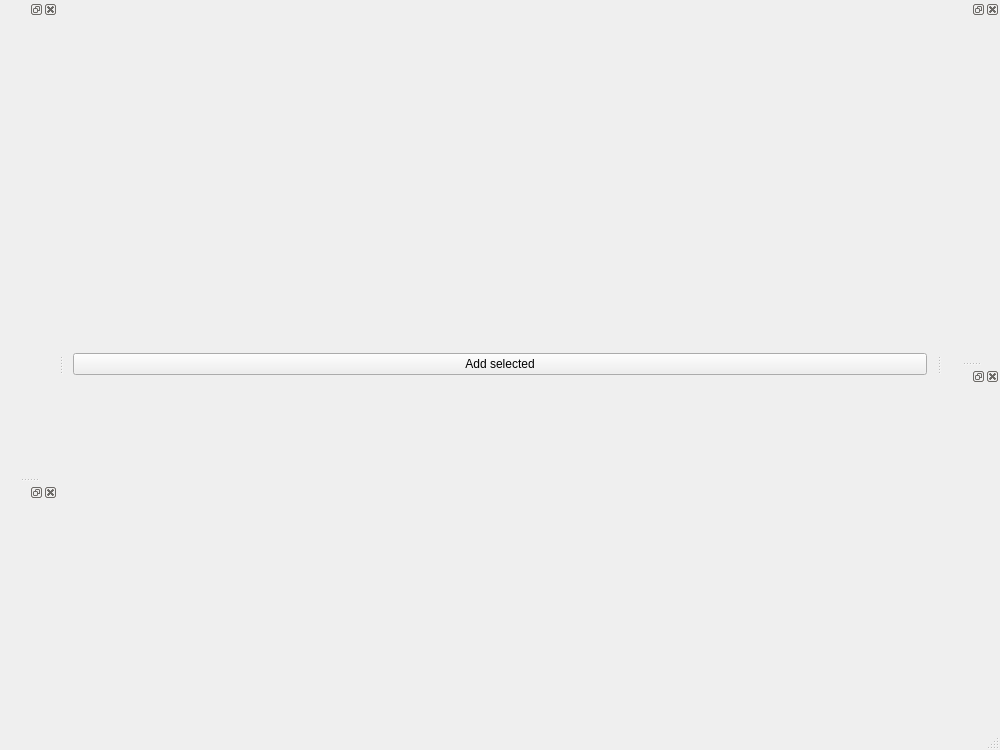
Qt form src/gui/desktop/ui/photos_add_dialog.ui (Kicer86/photobroom) before a commit.
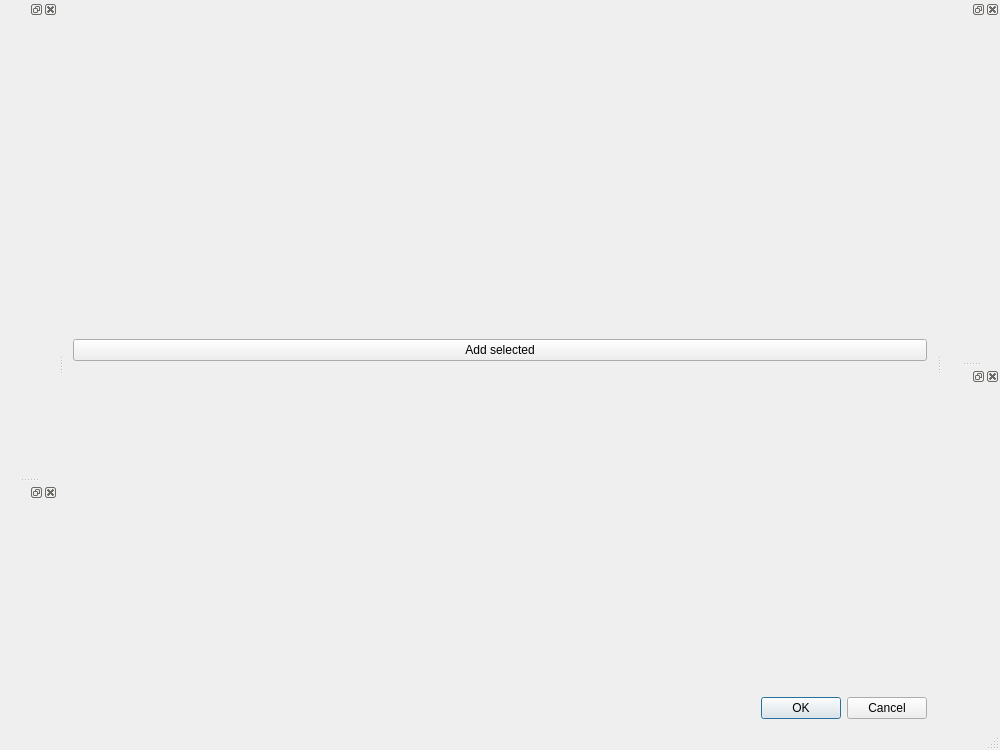
The same form after that commit.

Commit message: gui: ui: PhotosAddDialog: adding ok and cancel buttons

```diff
--- a/src/gui/desktop/ui/photos_add_dialog.ui
+++ b/src/gui/desktop/ui/photos_add_dialog.ui
@@ -29,7 +29,7 @@
       <property name="sizeHint" stdset="0">
        <size>
         <width>20</width>
-        <height>335</height>
+        <height>320</height>
        </size>
       </property>
      </spacer>
@@ -49,11 +49,18 @@
       <property name="sizeHint" stdset="0">
        <size>
         <width>20</width>
-        <height>334</height>
+        <height>320</height>
        </size>
       </property>
      </spacer>
     </item>
+    <item>
+     <widget class="QDialogButtonBox" name="buttonBox">
+      <property name="standardButtons">
+       <set>QDialogButtonBox::Cancel|QDialogButtonBox::Ok</set>
+      </property>
+     </widget>
+    </item>
    </layout>
   </widget>
   <widget class="QStatusBar" name="statusbar"/>
```
